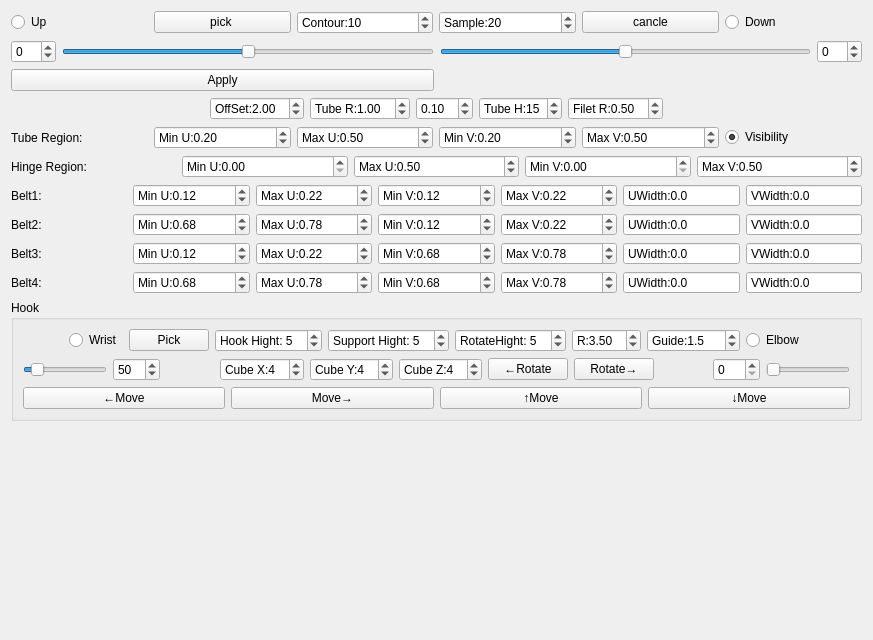
This is SurfaceFormWidget.ui in lihouxing-sjtu/SurfBuilder as Qt 5 draws it before an edit. The edited form follows.
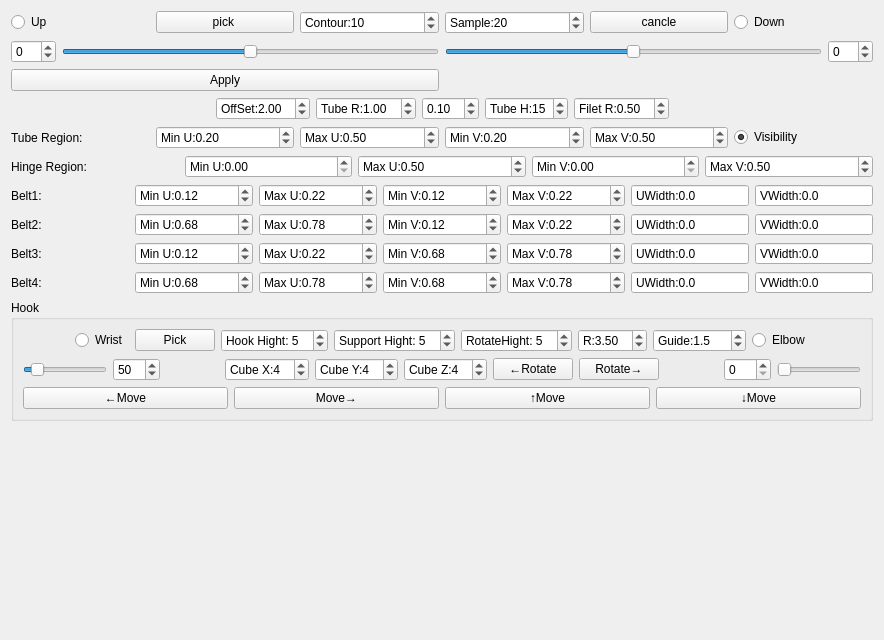
This is the edited form.

```diff
--- a/SurfaceFormWidget.ui
+++ b/SurfaceFormWidget.ui
@@ -6,7 +6,7 @@
    <rect>
     <x>0</x>
     <y>0</y>
-    <width>873</width>
+    <width>884</width>
     <height>640</height>
    </rect>
   </property>
```
Left out of the diff: 2 changed lines with no effect on the pictures.
